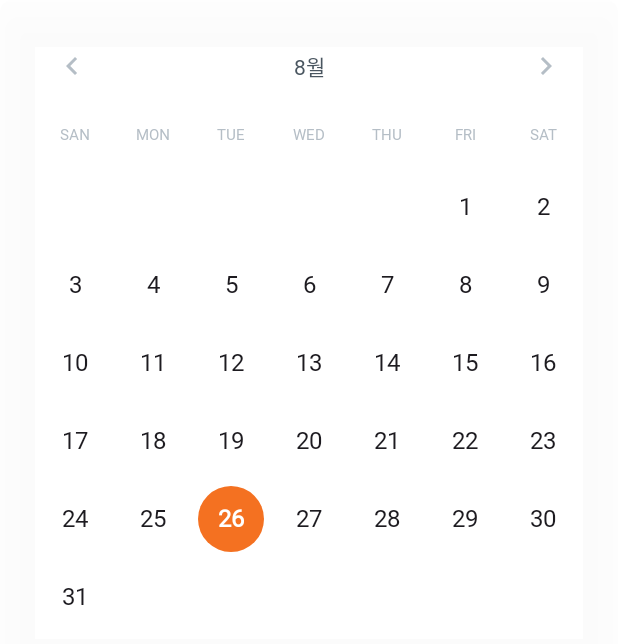
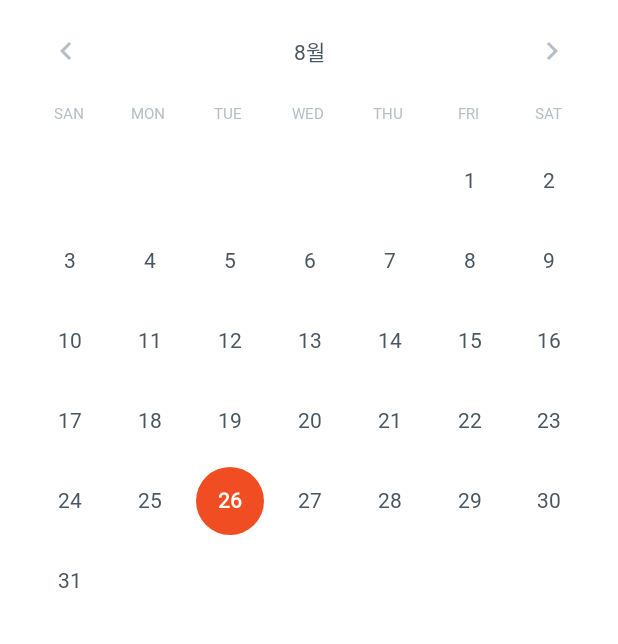
Before and after one commit to Campus-ball/Campus-Ball_Android_repo, an Android app built with Jetpack Compose: the @Preview function ScheduleCalendarPreview, on a phone screen of 412 x 824 dp. Shown: the top 644 px of the screen. Run offline under Robolectric (Android 15) with nearby library versions, the light colour scheme and no system bars; Roboto replaces fonts that are not available here.

Commit message:
[UI] : ScheduleScreen 구현

```diff
--- a/app/src/main/java/com/konkuk/summerhackathon/presentation/schedule/component/ScheduleCalendar.kt
+++ b/app/src/main/java/com/konkuk/summerhackathon/presentation/schedule/component/ScheduleCalendar.kt
@@ -32,24 +32,20 @@ import java.time.YearMonth
 import java.time.format.DateTimeFormatter
 import java.util.Locale
 import com.konkuk.summerhackathon.ui.theme.SummerHackathonTheme.typography
+import com.konkuk.summerhackathon.ui.theme.SummerHackathonTheme.colors
 
 @RequiresApi(Build.VERSION_CODES.O)
 @Composable
-fun ScheduleCalendar() {
+fun ScheduleCalendar(modifier: Modifier = Modifier) {
     var currentYearMonth by remember { mutableStateOf(YearMonth.now()) }
     var selectedDateTime by remember { mutableStateOf(LocalDateTime.now()) }
 
     Column(
-        modifier = Modifier
+        modifier = modifier
             .fillMaxWidth()
             .clip(shape = RoundedCornerShape(size = 8.dp))
             .background(color = Color(0xFFFFFFFF), shape = RoundedCornerShape(size = 8.dp))
-            .shadow(
-                elevation = 19.dp,
-                spotColor = Color(0x17000000),
-                ambientColor = Color(0x17000000)
-            )
-            .padding(start = 24.dp, end = 24.dp, top = 20.dp, bottom = 12.dp)
+            .padding(start = 20.dp, end = 20.dp, top = 10.dp, bottom = 8.dp)
     ) {
         CalendarView(
             yearMonth = currentYearMonth,
@@ -79,9 +75,9 @@ fun CalendarView(
             onPrevMonth = { onMonthChanged(yearMonth.minusMonths(1)) },
             onNextMonth = { onMonthChanged(yearMonth.plusMonths(1)) }
         )
-        Spacer(modifier = Modifier.height(16.dp))
+        Spacer(modifier = Modifier.height(12.dp))
         WeekDaysHeader()
-        Spacer(modifier = Modifier.height(12.dp))
+        Spacer(modifier = Modifier.height(8.dp))
         CalendarGrid(
             yearMonth = yearMonth,
             selectedDateTime = selectedDateTime, // 변경된 상태 전달
@@ -178,8 +174,8 @@ fun CalendarGrid(
 
 @Composable
 fun DayCell(day: String, isSelected: Boolean, onClick: () -> Unit) {
-    val backgroundColor = if (isSelected) Color(0xFFF47121) else Color.Transparent
-    val textColor = if (isSelected) Color.White else MaterialTheme.colorScheme.onBackground
+    val backgroundColor = if (isSelected) Color(0xFFF04D23) else Color.Transparent
+    val textColor = if (isSelected) colors.white else Color(0xFF4A5660)
 
     Box(
         modifier = Modifier
@@ -192,7 +188,7 @@ fun DayCell(day: String, isSelected: Boolean, onClick: () -> Unit) {
     ) {
         Text(
             text = day,
-            style = if (!isSelected) typography.SB_16 else typography.B_24.copy(fontSize = 16.sp),
+            style = if (!isSelected) typography.SB_14 else typography.B_24.copy(fontSize = 14.sp),
             color = textColor,
             fontWeight = if (isSelected) FontWeight.Bold else FontWeight.Normal
         )
--- a/app/src/main/java/com/konkuk/summerhackathon/presentation/schedule/screen/ScheduleScreen.kt
+++ b/app/src/main/java/com/konkuk/summerhackathon/presentation/schedule/screen/ScheduleScreen.kt
@@ -1,5 +1,7 @@
 package com.konkuk.summerhackathon.presentation.schedule.screen
 
+import android.os.Build
+import androidx.annotation.RequiresApi
 import androidx.compose.foundation.background
 import androidx.compose.foundation.layout.Arrangement
 import androidx.compose.foundation.layout.Box
@@ -23,16 +25,19 @@ import androidx.compose.ui.tooling.preview.Preview
 import androidx.compose.ui.unit.dp
 import androidx.compose.ui.unit.sp
 import com.konkuk.summerhackathon.core.component.CampusBallTopBar
+import com.konkuk.summerhackathon.presentation.schedule.component.ScheduleCalendar
 import com.konkuk.summerhackathon.presentation.schedule.component.ScheduleClubCard
 import com.konkuk.summerhackathon.ui.theme.defaultCampusBallColors
 import com.konkuk.summerhackathon.ui.theme.defaultCampusBallTypography
 
-//
+
+@RequiresApi(Build.VERSION_CODES.O)
 @Composable
 fun ScheduleScreen(
     modifier: Modifier = Modifier,
     clubName: String = "KONKUK FC"
 ) {
+    val screenScrollState = rememberScrollState()
     val scrollState = rememberScrollState()
 
     Box(
@@ -49,7 +54,7 @@ fun ScheduleScreen(
             ),
     ) {
         Column(
-            Modifier.fillMaxWidth(),
+            modifier = Modifier.fillMaxWidth(),
             horizontalAlignment = Alignment.CenterHorizontally
         ) {
             CampusBallTopBar()
@@ -83,11 +88,14 @@ fun ScheduleScreen(
 
 
             // TODO: 달력 구현 후 바꿔야 함
-            Spacer(
-                Modifier
-                    .size(306.dp, 294.dp)
-                    .background(defaultCampusBallColors.skyblue)
-            )
+            /*
+              Spacer(
+                            Modifier
+                                .size(306.dp, 294.dp)
+                                .background(defaultCampusBallColors.skyblue)
+                        )
+             */
+            ScheduleCalendar(modifier = Modifier.padding(horizontal = 34.dp).height(294.dp))
 
             Spacer(Modifier.height(20.dp))
 
@@ -121,6 +129,7 @@ fun ScheduleScreen(
     }
 }
 
+@RequiresApi(Build.VERSION_CODES.O)
 @Preview
 @Composable
 private fun ScheduleScreenPreview() {
--- a/app/src/main/java/com/konkuk/summerhackathon/ui/theme/Theme.kt
+++ b/app/src/main/java/com/konkuk/summerhackathon/ui/theme/Theme.kt
@@ -5,7 +5,8 @@ import androidx.compose.runtime.Composable
 import androidx.compose.runtime.ReadOnlyComposable
 
 object SummerHackathonTheme {
-    val colors: CampusBallColors        @Composable
+    val colors: CampusBallColors
+        @Composable
         @ReadOnlyComposable
         get() = LocalCampusBallColorsProvider.current
 
```
